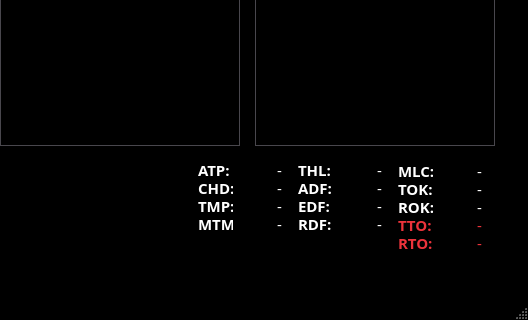
The window that control_station/controlstation.ui (dev-jtemel/rc_plane) describes before a commit, drawn with Qt 5; both pictures show x 290 to 818 and y 359 to 679 of the 818 by 679 pixel window.
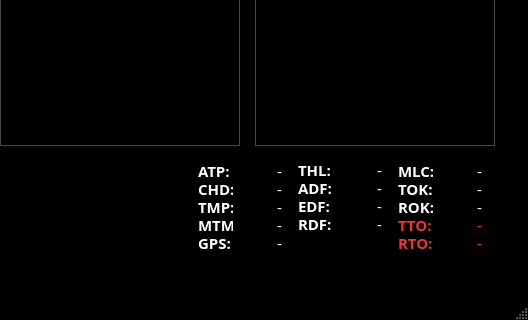
The same window after the commit.

What changed in the file:
```diff
--- a/control_station/controlstation.ui
+++ b/control_station/controlstation.ui
@@ -4399,7 +4399,7 @@
       <x>480</x>
       <y>520</y>
       <width>101</width>
-      <height>71</height>
+      <height>91</height>
      </rect>
     </property>
     <layout class="QVBoxLayout" name="verticalLayout_3">
@@ -4612,6 +4612,9 @@
        <property name="sizeConstraint">
         <enum>QLayout::SetFixedSize</enum>
        </property>
+       <property name="bottomMargin">
+        <number>0</number>
+       </property>
        <item>
         <widget class="QLabel" name="label_17">
          <property name="minimumSize">
@@ -5082,6 +5085,964 @@
        </item>
        <item>
         <widget class="QLabel" name="mtm">
+         <property name="sizePolicy">
+          <sizepolicy hsizetype="Preferred" vsizetype="Preferred">
+           <horstretch>40</horstretch>
+           <verstretch>0</verstretch>
+          </sizepolicy>
+         </property>
+         <property name="minimumSize">
+          <size>
+           <width>35</width>
+           <height>0</height>
+          </size>
+         </property>
+         <property name="maximumSize">
+          <size>
+           <width>40</width>
+           <height>16777215</height>
+          </size>
+         </property>
+         <property name="palette">
+          <palette>
+           <active>
+            <colorrole role="WindowText">
+             <brush brushstyle="SolidPattern">
+              <color alpha="255">
+               <red>255</red>
+               <green>255</green>
+               <blue>255</blue>
+              </color>
+             </brush>
+            </colorrole>
+            <colorrole role="Button">
+             <brush brushstyle="SolidPattern">
+              <color alpha="255">
+               <red>0</red>
+               <green>0</green>
+               <blue>0</blue>
+              </color>
+             </brush>
+            </colorrole>
+            <colorrole role="Light">
+             <brush brushstyle="SolidPattern">
+              <color alpha="255">
+               <red>0</red>
+               <green>0</green>
+               <blue>0</blue>
+              </color>
+             </brush>
+            </colorrole>
+            <colorrole role="Midlight">
+             <brush brushstyle="SolidPattern">
+              <color alpha="255">
+               <red>0</red>
+               <green>0</green>
+               <blue>0</blue>
+              </color>
+             </brush>
+            </colorrole>
+            <colorrole role="Dark">
+             <brush brushstyle="SolidPattern">
+              <color alpha="255">
+               <red>0</red>
+               <green>0</green>
+               <blue>0</blue>
+              </color>
+             </brush>
+            </colorrole>
+            <colorrole role="Mid">
+             <brush brushstyle="SolidPattern">
+              <color alpha="255">
+               <red>0</red>
+               <green>0</green>
+               <blue>0</blue>
+              </color>
+             </brush>
+            </colorrole>
+            <colorrole role="Text">
+             <brush brushstyle="SolidPattern">
+              <color alpha="255">
+               <red>255</red>
+               <green>255</green>
+               <blue>255</blue>
+              </color>
+             </brush>
+            </colorrole>
+            <colorrole role="BrightText">
+             <brush brushstyle="SolidPattern">
+              <color alpha="255">
+               <red>255</red>
+               <green>255</green>
+               <blue>255</blue>
+              </color>
+             </brush>
+            </colorrole>
+            <colorrole role="ButtonText">
+             <brush brushstyle="SolidPattern">
+              <color alpha="255">
+               <red>255</red>
+               <green>255</green>
+               <blue>255</blue>
+              </color>
+             </brush>
+            </colorrole>
+            <colorrole role="Base">
+             <brush brushstyle="SolidPattern">
+              <color alpha="255">
+               <red>0</red>
+               <green>0</green>
+               <blue>0</blue>
+              </color>
+             </brush>
+            </colorrole>
+            <colorrole role="Window">
+             <brush brushstyle="SolidPattern">
+              <color alpha="255">
+               <red>0</red>
+               <green>0</green>
+               <blue>0</blue>
+              </color>
+             </brush>
+            </colorrole>
+            <colorrole role="Shadow">
+             <brush brushstyle="SolidPattern">
+              <color alpha="255">
+               <red>0</red>
+               <green>0</green>
+               <blue>0</blue>
+              </color>
+             </brush>
+            </colorrole>
+            <colorrole role="AlternateBase">
+             <brush brushstyle="SolidPattern">
+              <color alpha="255">
+               <red>0</red>
+               <green>0</green>
+               <blue>0</blue>
+              </color>
+             </brush>
+            </colorrole>
+            <colorrole role="ToolTipBase">
+             <brush brushstyle="SolidPattern">
+              <color alpha="255">
+               <red>255</red>
+               <green>255</green>
+               <blue>220</blue>
+              </color>
+             </brush>
+            </colorrole>
+            <colorrole role="ToolTipText">
+             <brush brushstyle="SolidPattern">
+              <color alpha="255">
+               <red>0</red>
+               <green>0</green>
+               <blue>0</blue>
+              </color>
+             </brush>
+            </colorrole>
+            <colorrole role="PlaceholderText">
+             <brush brushstyle="SolidPattern">
+              <color alpha="127">
+               <red>255</red>
+               <green>255</green>
+               <blue>255</blue>
+              </color>
+             </brush>
+            </colorrole>
+           </active>
+           <inactive>
+            <colorrole role="WindowText">
+             <brush brushstyle="SolidPattern">
+              <color alpha="255">
+               <red>255</red>
+               <green>255</green>
+               <blue>255</blue>
+              </color>
+             </brush>
+            </colorrole>
+            <colorrole role="Button">
+             <brush brushstyle="SolidPattern">
+              <color alpha="255">
+               <red>0</red>
+               <green>0</green>
+               <blue>0</blue>
+              </color>
+             </brush>
+            </colorrole>
+            <colorrole role="Light">
+             <brush brushstyle="SolidPattern">
+              <color alpha="255">
+               <red>0</red>
+               <green>0</green>
+               <blue>0</blue>
+              </color>
+             </brush>
+            </colorrole>
+            <colorrole role="Midlight">
+             <brush brushstyle="SolidPattern">
+              <color alpha="255">
+               <red>0</red>
+               <green>0</green>
+               <blue>0</blue>
+              </color>
+             </brush>
+            </colorrole>
+            <colorrole role="Dark">
+             <brush brushstyle="SolidPattern">
+              <color alpha="255">
+               <red>0</red>
+               <green>0</green>
+               <blue>0</blue>
+              </color>
+             </brush>
+            </colorrole>
+            <colorrole role="Mid">
+             <brush brushstyle="SolidPattern">
+              <color alpha="255">
+               <red>0</red>
+               <green>0</green>
+               <blue>0</blue>
+              </color>
+             </brush>
+            </colorrole>
+            <colorrole role="Text">
+             <brush brushstyle="SolidPattern">
+              <color alpha="255">
+               <red>255</red>
+               <green>255</green>
+               <blue>255</blue>
+              </color>
+             </brush>
+            </colorrole>
+            <colorrole role="BrightText">
+             <brush brushstyle="SolidPattern">
+              <color alpha="255">
+               <red>255</red>
+               <green>255</green>
+               <blue>255</blue>
+              </color>
+             </brush>
+            </colorrole>
+            <colorrole role="ButtonText">
+             <brush brushstyle="SolidPattern">
+              <color alpha="255">
+               <red>255</red>
+               <green>255</green>
+               <blue>255</blue>
+              </color>
+             </brush>
+            </colorrole>
+            <colorrole role="Base">
+             <brush brushstyle="SolidPattern">
+              <color alpha="255">
+               <red>0</red>
+               <green>0</green>
+               <blue>0</blue>
+              </color>
+             </brush>
+            </colorrole>
+            <colorrole role="Window">
+             <brush brushstyle="SolidPattern">
+              <color alpha="255">
+               <red>0</red>
+               <green>0</green>
+               <blue>0</blue>
+              </color>
+             </brush>
+            </colorrole>
+            <colorrole role="Shadow">
+             <brush brushstyle="SolidPattern">
+              <color alpha="255">
+               <red>0</red>
+               <green>0</green>
+               <blue>0</blue>
+              </color>
+             </brush>
+            </colorrole>
+            <colorrole role="AlternateBase">
+             <brush brushstyle="SolidPattern">
+              <color alpha="255">
+               <red>0</red>
+               <green>0</green>
+               <blue>0</blue>
+              </color>
+             </brush>
+            </colorrole>
+            <colorrole role="ToolTipBase">
+             <brush brushstyle="SolidPattern">
+              <color alpha="255">
+               <red>255</red>
+               <green>255</green>
+               <blue>220</blue>
+              </color>
+             </brush>
+            </colorrole>
+            <colorrole role="ToolTipText">
+             <brush brushstyle="SolidPattern">
+              <color alpha="255">
+               <red>0</red>
+               <green>0</green>
+               <blue>0</blue>
+              </color>
+             </brush>
+            </colorrole>
+            <colorrole role="PlaceholderText">
+             <brush brushstyle="SolidPattern">
+              <color alpha="127">
+               <red>255</red>
+               <green>255</green>
+               <blue>255</blue>
+              </color>
+             </brush>
+            </colorrole>
+           </inactive>
+           <disabled>
+            <colorrole role="WindowText">
+             <brush brushstyle="SolidPattern">
+              <color alpha="255">
+               <red>0</red>
+               <green>0</green>
+               <blue>0</blue>
+              </color>
+             </brush>
+            </colorrole>
+            <colorrole role="Button">
+             <brush brushstyle="SolidPattern">
+              <color alpha="255">
+               <red>0</red>
+               <green>0</green>
+               <blue>0</blue>
+              </color>
+             </brush>
+            </colorrole>
+            <colorrole role="Light">
+             <brush brushstyle="SolidPattern">
+              <color alpha="255">
+               <red>0</red>
+               <green>0</green>
+               <blue>0</blue>
+              </color>
+             </brush>
+            </colorrole>
+            <colorrole role="Midlight">
+             <brush brushstyle="SolidPattern">
+              <color alpha="255">
+               <red>0</red>
+               <green>0</green>
+               <blue>0</blue>
+              </color>
+             </brush>
+            </colorrole>
+            <colorrole role="Dark">
+             <brush brushstyle="SolidPattern">
+              <color alpha="255">
+               <red>0</red>
+               <green>0</green>
+               <blue>0</blue>
+              </color>
+             </brush>
+            </colorrole>
+            <colorrole role="Mid">
+             <brush brushstyle="SolidPattern">
+              <color alpha="255">
+               <red>0</red>
+               <green>0</green>
+               <blue>0</blue>
+              </color>
+             </brush>
+            </colorrole>
+            <colorrole role="Text">
+             <brush brushstyle="SolidPattern">
+              <color alpha="255">
+               <red>0</red>
+               <green>0</green>
+               <blue>0</blue>
+              </color>
+             </brush>
+            </colorrole>
+            <colorrole role="BrightText">
+             <brush brushstyle="SolidPattern">
+              <color alpha="255">
+               <red>255</red>
+               <green>255</green>
+               <blue>255</blue>
+              </color>
+             </brush>
+            </colorrole>
+            <colorrole role="ButtonText">
+             <brush brushstyle="SolidPattern">
+              <color alpha="255">
+               <red>0</red>
+               <green>0</green>
+               <blue>0</blue>
+              </color>
+             </brush>
+            </colorrole>
+            <colorrole role="Base">
+             <brush brushstyle="SolidPattern">
+              <color alpha="255">
+               <red>0</red>
+               <green>0</green>
+               <blue>0</blue>
+              </color>
+             </brush>
+            </colorrole>
+            <colorrole role="Window">
+             <brush brushstyle="SolidPattern">
+              <color alpha="255">
+               <red>0</red>
+               <green>0</green>
+               <blue>0</blue>
+              </color>
+             </brush>
+            </colorrole>
+            <colorrole role="Shadow">
+             <brush brushstyle="SolidPattern">
+              <color alpha="255">
+               <red>0</red>
+               <green>0</green>
+               <blue>0</blue>
+              </color>
+             </brush>
+            </colorrole>
+            <colorrole role="AlternateBase">
+             <brush brushstyle="SolidPattern">
+              <color alpha="255">
+               <red>0</red>
+               <green>0</green>
+               <blue>0</blue>
+              </color>
+             </brush>
+            </colorrole>
+            <colorrole role="ToolTipBase">
+             <brush brushstyle="SolidPattern">
+              <color alpha="255">
+               <red>255</red>
+               <green>255</green>
+               <blue>220</blue>
+              </color>
+             </brush>
+            </colorrole>
+            <colorrole role="ToolTipText">
+             <brush brushstyle="SolidPattern">
+              <color alpha="255">
+               <red>0</red>
+               <green>0</green>
+               <blue>0</blue>
+              </color>
+             </brush>
+            </colorrole>
+            <colorrole role="PlaceholderText">
+             <brush brushstyle="SolidPattern">
+              <color alpha="127">
+               <red>0</red>
+               <green>0</green>
+               <blue>0</blue>
+              </color>
+             </brush>
+            </colorrole>
+           </disabled>
+          </palette>
+         </property>
+         <property name="font">
+          <font>
+           <family>Ubuntu Mono</family>
+           <pointsize>11</pointsize>
+           <bold>false</bold>
+          </font>
+         </property>
+         <property name="text">
+          <string>-</string>
+         </property>
+         <property name="alignment">
+          <set>Qt::AlignRight|Qt::AlignTrailing|Qt::AlignVCenter</set>
+         </property>
+        </widget>
+       </item>
+      </layout>
+     </item>
+     <item>
+      <layout class="QHBoxLayout" name="horizontalLayout_17">
+       <property name="spacing">
+        <number>1</number>
+       </property>
+       <property name="sizeConstraint">
+        <enum>QLayout::SetFixedSize</enum>
+       </property>
+       <property name="bottomMargin">
+        <number>0</number>
+       </property>
+       <item>
+        <widget class="QLabel" name="label_18">
+         <property name="minimumSize">
+          <size>
+           <width>35</width>
+           <height>0</height>
+          </size>
+         </property>
+         <property name="maximumSize">
+          <size>
+           <width>35</width>
+           <height>16777215</height>
+          </size>
+         </property>
+         <property name="palette">
+          <palette>
+           <active>
+            <colorrole role="WindowText">
+             <brush brushstyle="SolidPattern">
+              <color alpha="255">
+               <red>255</red>
+               <green>255</green>
+               <blue>255</blue>
+              </color>
+             </brush>
+            </colorrole>
+            <colorrole role="Button">
+             <brush brushstyle="SolidPattern">
+              <color alpha="255">
+               <red>0</red>
+               <green>0</green>
+               <blue>0</blue>
+              </color>
+             </brush>
+            </colorrole>
+            <colorrole role="Light">
+             <brush brushstyle="SolidPattern">
+              <color alpha="255">
+               <red>0</red>
+               <green>0</green>
+               <blue>0</blue>
+              </color>
+             </brush>
+            </colorrole>
+            <colorrole role="Midlight">
+             <brush brushstyle="SolidPattern">
+              <color alpha="255">
+               <red>0</red>
+               <green>0</green>
+               <blue>0</blue>
+              </color>
+             </brush>
+            </colorrole>
+            <colorrole role="Dark">
+             <brush brushstyle="SolidPattern">
+              <color alpha="255">
+               <red>0</red>
+               <green>0</green>
+               <blue>0</blue>
+              </color>
+             </brush>
+            </colorrole>
+            <colorrole role="Mid">
+             <brush brushstyle="SolidPattern">
+              <color alpha="255">
+               <red>0</red>
+               <green>0</green>
+               <blue>0</blue>
+              </color>
+             </brush>
+            </colorrole>
+            <colorrole role="Text">
+             <brush brushstyle="SolidPattern">
+              <color alpha="255">
+               <red>255</red>
+               <green>255</green>
+               <blue>255</blue>
+              </color>
+             </brush>
+            </colorrole>
+            <colorrole role="BrightText">
+             <brush brushstyle="SolidPattern">
+              <color alpha="255">
+               <red>255</red>
+               <green>255</green>
+               <blue>255</blue>
+              </color>
+             </brush>
+            </colorrole>
+            <colorrole role="ButtonText">
+             <brush brushstyle="SolidPattern">
+              <color alpha="255">
+               <red>255</red>
+               <green>255</green>
+               <blue>255</blue>
+              </color>
+             </brush>
+            </colorrole>
+            <colorrole role="Base">
+             <brush brushstyle="SolidPattern">
+              <color alpha="255">
+               <red>0</red>
+               <green>0</green>
+               <blue>0</blue>
+              </color>
+             </brush>
+            </colorrole>
+            <colorrole role="Window">
+             <brush brushstyle="SolidPattern">
+              <color alpha="255">
+               <red>0</red>
+               <green>0</green>
+               <blue>0</blue>
+              </color>
+             </brush>
+            </colorrole>
+            <colorrole role="Shadow">
+             <brush brushstyle="SolidPattern">
+              <color alpha="255">
+               <red>0</red>
+               <green>0</green>
+               <blue>0</blue>
+              </color>
+             </brush>
+            </colorrole>
+            <colorrole role="AlternateBase">
+             <brush brushstyle="SolidPattern">
+              <color alpha="255">
+               <red>0</red>
+               <green>0</green>
+               <blue>0</blue>
+              </color>
+             </brush>
+            </colorrole>
+            <colorrole role="ToolTipBase">
+             <brush brushstyle="SolidPattern">
+              <color alpha="255">
+               <red>255</red>
+               <green>255</green>
+               <blue>220</blue>
+              </color>
+             </brush>
+            </colorrole>
+            <colorrole role="ToolTipText">
+             <brush brushstyle="SolidPattern">
+              <color alpha="255">
+               <red>0</red>
+               <green>0</green>
+               <blue>0</blue>
+              </color>
+             </brush>
+            </colorrole>
+            <colorrole role="PlaceholderText">
+             <brush brushstyle="SolidPattern">
+              <color alpha="127">
+               <red>255</red>
+               <green>255</green>
+               <blue>255</blue>
+              </color>
+             </brush>
+            </colorrole>
+           </active>
+           <inactive>
+            <colorrole role="WindowText">
+             <brush brushstyle="SolidPattern">
+              <color alpha="255">
+               <red>255</red>
+               <green>255</green>
+               <blue>255</blue>
+              </color>
+             </brush>
+            </colorrole>
+            <colorrole role="Button">
+             <brush brushstyle="SolidPattern">
+              <color alpha="255">
+               <red>0</red>
+               <green>0</green>
+               <blue>0</blue>
+              </color>
+             </brush>
+            </colorrole>
+            <colorrole role="Light">
+             <brush brushstyle="SolidPattern">
+              <color alpha="255">
+               <red>0</red>
+               <green>0</green>
+               <blue>0</blue>
+              </color>
+             </brush>
+            </colorrole>
+            <colorrole role="Midlight">
+             <brush brushstyle="SolidPattern">
+              <color alpha="255">
+               <red>0</red>
+               <green>0</green>
+               <blue>0</blue>
+              </color>
+             </brush>
+            </colorrole>
+            <colorrole role="Dark">
+             <brush brushstyle="SolidPattern">
+              <color alpha="255">
+               <red>0</red>
+               <green>0</green>
+               <blue>0</blue>
+              </color>
+             </brush>
+            </colorrole>
+            <colorrole role="Mid">
+             <brush brushstyle="SolidPattern">
+              <color alpha="255">
+               <red>0</red>
+               <green>0</green>
+               <blue>0</blue>
+              </color>
+             </brush>
+            </colorrole>
+            <colorrole role="Text">
+             <brush brushstyle="SolidPattern">
+              <color alpha="255">
+               <red>255</red>
+               <green>255</green>
+               <blue>255</blue>
+              </color>
+             </brush>
+            </colorrole>
+            <colorrole role="BrightText">
+             <brush brushstyle="SolidPattern">
+              <color alpha="255">
+               <red>255</red>
+               <green>255</green>
+               <blue>255</blue>
+              </color>
+             </brush>
+            </colorrole>
+            <colorrole role="ButtonText">
+             <brush brushstyle="SolidPattern">
+              <color alpha="255">
+               <red>255</red>
+               <green>255</green>
+               <blue>255</blue>
+              </color>
+             </brush>
+            </colorrole>
+            <colorrole role="Base">
+             <brush brushstyle="SolidPattern">
+              <color alpha="255">
+               <red>0</red>
+               <green>0</green>
+               <blue>0</blue>
+              </color>
+             </brush>
+            </colorrole>
+            <colorrole role="Window">
+             <brush brushstyle="SolidPattern">
+              <color alpha="255">
+               <red>0</red>
+               <green>0</green>
+               <blue>0</blue>
+              </color>
+             </brush>
+            </colorrole>
+            <colorrole role="Shadow">
+             <brush brushstyle="SolidPattern">
+              <color alpha="255">
+               <red>0</red>
+               <green>0</green>
+               <blue>0</blue>
+              </color>
+             </brush>
+            </colorrole>
+            <colorrole role="AlternateBase">
+             <brush brushstyle="SolidPattern">
+              <color alpha="255">
+               <red>0</red>
+               <green>0</green>
+               <blue>0</blue>
+              </color>
+             </brush>
+            </colorrole>
+            <colorrole role="ToolTipBase">
+             <brush brushstyle="SolidPattern">
+              <color alpha="255">
+               <red>255</red>
+               <green>255</green>
+               <blue>220</blue>
+              </color>
+             </brush>
+            </colorrole>
+            <colorrole role="ToolTipText">
+             <brush brushstyle="SolidPattern">
+              <color alpha="255">
+               <red>0</red>
+               <green>0</green>
+               <blue>0</blue>
+              </color>
+             </brush>
+            </colorrole>
+            <colorrole role="PlaceholderText">
+             <brush brushstyle="SolidPattern">
+              <color alpha="127">
+               <red>255</red>
+               <green>255</green>
+               <blue>255</blue>
+              </color>
+             </brush>
+            </colorrole>
+           </inactive>
+           <disabled>
+            <colorrole role="WindowText">
+             <brush brushstyle="SolidPattern">
+              <color alpha="255">
+               <red>0</red>
+               <green>0</green>
+               <blue>0</blue>
+              </color>
+             </brush>
+            </colorrole>
+            <colorrole role="Button">
+             <brush brushstyle="SolidPattern">
+              <color alpha="255">
+               <red>0</red>
+               <green>0</green>
+               <blue>0</blue>
+              </color>
+             </brush>
+            </colorrole>
+            <colorrole role="Light">
+             <brush brushstyle="SolidPattern">
+              <color alpha="255">
+               <red>0</red>
+               <green>0</green>
+               <blue>0</blue>
+              </color>
+             </brush>
+            </colorrole>
+            <colorrole role="Midlight">
+             <brush brushstyle="SolidPattern">
+              <color alpha="255">
+               <red>0</red>
+               <green>0</green>
+               <blue>0</blue>
+              </color>
+             </brush>
+            </colorrole>
+            <colorrole role="Dark">
+             <brush brushstyle="SolidPattern">
+              <color alpha="255">
+               <red>0</red>
+               <green>0</green>
+               <blue>0</blue>
+              </color>
+             </brush>
+            </colorrole>
+            <colorrole role="Mid">
+             <brush brushstyle="SolidPattern">
+              <color alpha="255">
+               <red>0</red>
+               <green>0</green>
+               <blue>0</blue>
+              </color>
+             </brush>
+            </colorrole>
+            <colorrole role="Text">
+             <brush brushstyle="SolidPattern">
+              <color alpha="255">
+               <red>0</red>
+               <green>0</green>
+               <blue>0</blue>
+              </color>
+             </brush>
+            </colorrole>
+            <colorrole role="BrightText">
+             <brush brushstyle="SolidPattern">
+              <color alpha="255">
+               <red>255</red>
+               <green>255</green>
+               <blue>255</blue>
+              </color>
+             </brush>
+            </colorrole>
+            <colorrole role="ButtonText">
+             <brush brushstyle="SolidPattern">
+              <color alpha="255">
+               <red>0</red>
+               <green>0</green>
+               <blue>0</blue>
+              </color>
+             </brush>
+            </colorrole>
+            <colorrole role="Base">
+             <brush brushstyle="SolidPattern">
+              <color alpha="255">
+               <red>0</red>
+               <green>0</green>
+               <blue>0</blue>
+              </color>
+             </brush>
+            </colorrole>
+            <colorrole role="Window">
+             <brush brushstyle="SolidPattern">
+              <color alpha="255">
+               <red>0</red>
+               <green>0</green>
+               <blue>0</blue>
+              </color>
+             </brush>
+            </colorrole>
+            <colorrole role="Shadow">
+             <brush brushstyle="SolidPattern">
+              <color alpha="255">
+               <red>0</red>
+               <green>0</green>
+               <blue>0</blue>
+              </color>
+             </brush>
+            </colorrole>
+            <colorrole role="AlternateBase">
+             <brush brushstyle="SolidPattern">
+              <color alpha="255">
+               <red>0</red>
+               <green>0</green>
+               <blue>0</blue>
+              </color>
+             </brush>
+            </colorrole>
+            <colorrole role="ToolTipBase">
+             <brush brushstyle="SolidPattern">
+              <color alpha="255">
+               <red>255</red>
+               <green>255</green>
+               <blue>220</blue>
+              </color>
+             </brush>
+            </colorrole>
+            <colorrole role="ToolTipText">
+             <brush brushstyle="SolidPattern">
+              <color alpha="255">
+               <red>0</red>
+               <green>0</green>
+               <blue>0</blue>
+              </color>
+             </brush>
+            </colorrole>
+            <colorrole role="PlaceholderText">
+             <brush brushstyle="SolidPattern">
+              <color alpha="127">
+               <red>0</red>
+               <green>0</green>
+               <blue>0</blue>
+              </color>
+             </brush>
+            </colorrole>
+           </disabled>
+          </palette>
+         </property>
+         <property name="font">
+          <font>
+           <family>Ubuntu Mono</family>
+           <pointsize>11</pointsize>
+           <bold>true</bold>
+          </font>
+         </property>
+         <property name="text">
+          <string>GPS:</string>
+         </property>
+        </widget>
+       </item>
+       <item>
+        <widget class="QLabel" name="gps">
          <property name="sizePolicy">
           <sizepolicy hsizetype="Preferred" vsizetype="Preferred">
            <horstretch>40</horstretch>
```
